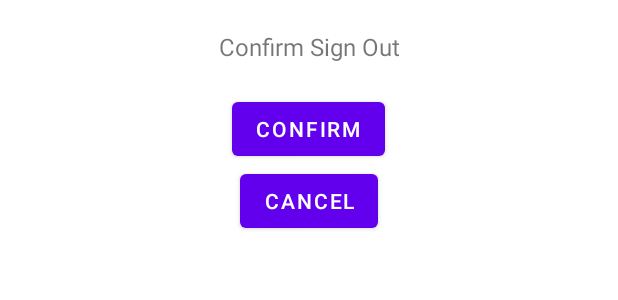
After one commit to jamesdev23/JobSearchApp, an Android app: the layout main_bottom_sheet_dialog.xml on its own in the app's theme, with its tools: preview values and no code run, on a phone screen of 412 x 824 dp. The commit adds this screen. Shown: the top 300 px of the screen. Run offline under Robolectric (Android 15) with nearby library versions, the phone set to English and light mode, and no system bars.

Commit message:
Added dialog and its layout and fragment

```diff
--- a/app/src/main/java/com/example/kodegojobsearchapp/MainActivity.kt
+++ b/app/src/main/java/com/example/kodegojobsearchapp/MainActivity.kt
@@ -28,7 +28,8 @@ class MainActivity : AppCompatActivity() {
     override fun onOptionsItemSelected(item: MenuItem): Boolean {
         return when (item.itemId) {
             R.id.action_sign_out -> {
-                // do something for item 1
+                val bottomSheetDialogFragment = MyBottomSheetDialogFragment()
+                bottomSheetDialogFragment.show(supportFragmentManager, "MyBottomSheetDialogFragment")
                 true
             }
             else -> super.onOptionsItemSelected(item)
--- /dev/null
+++ b/app/src/main/res/layout/main_bottom_sheet_dialog.xml
@@ -0,0 +1,29 @@
+<LinearLayout
+    xmlns:android="http://schemas.android.com/apk/res/android"
+    android:layout_width="match_parent"
+    android:layout_height="wrap_content"
+    android:orientation="vertical"
+    android:gravity="center_horizontal"
+    android:padding="20dp">
+
+    <TextView
+        android:layout_width="match_parent"
+        android:layout_height="wrap_content"
+        android:id="@+id/text_title"
+        android:text="Confirm Sign Out"
+        android:textSize="16dp"
+        android:layout_marginBottom="20dp"
+        android:textAlignment="center"/>
+
+    <Button
+        android:layout_width="wrap_content"
+        android:layout_height="wrap_content"
+        android:text="Confirm"/>
+
+    <Button
+        android:layout_width="wrap_content"
+        android:layout_height="wrap_content"
+        android:text="Cancel"/>
+
+
+</LinearLayout>
```
Also changed, not shown: app/src/main/java/com/example/kodegojobsearchapp/MyBottomSheetDialogFragment.kt (added, +16 -0 lines), app/src/main/res/layout/fragment_bottom_sheet_dialog.xml (added, +14 -0 lines).
